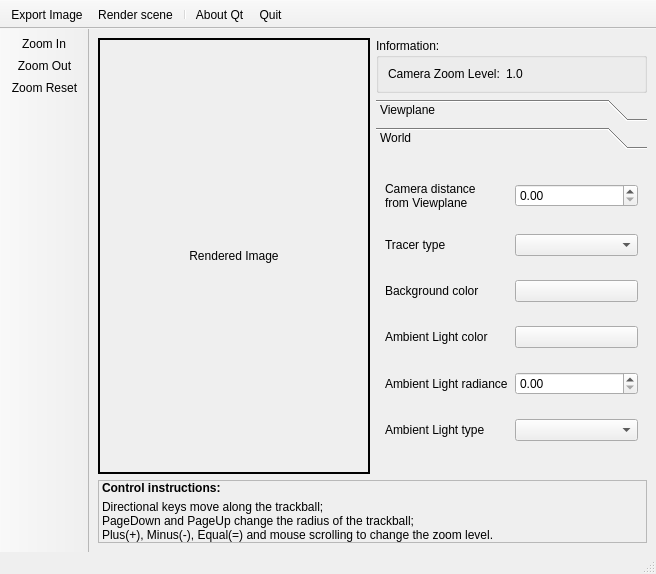
Qt form lib/mainwindow.ui (thiagowfx/raytracer-lcg-2014) before a commit.
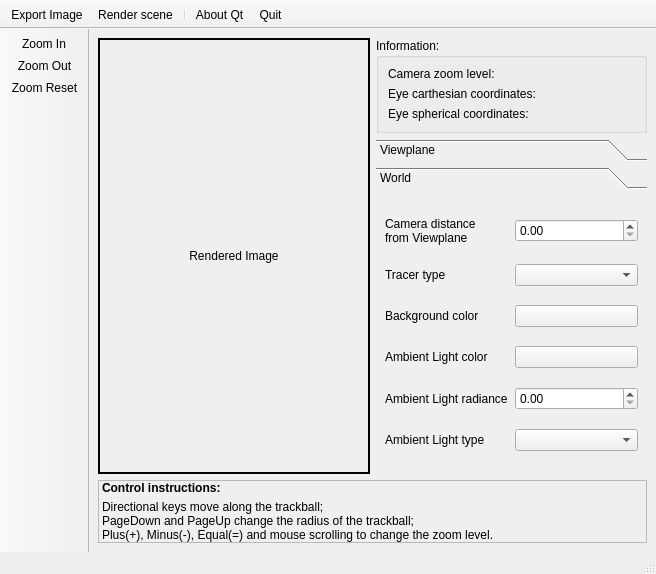
The same form after that commit. The open tabs and pages were chosen to show the change. Icons and pictures are not drawn.

Commit message: move information from status bar to the information group, change naming scheme to C++ convention

```diff
--- a/lib/mainwindow.ui
+++ b/lib/mainwindow.ui
@@ -155,8 +155,8 @@
         <rect>
          <x>0</x>
          <y>0</y>
-         <width>299</width>
-         <height>264</height>
+         <width>296</width>
+         <height>218</height>
         </rect>
        </property>
        <attribute name="label">
@@ -262,17 +262,33 @@
        <item row="0" column="0">
         <widget class="QLabel" name="zoomLevelInfoLabel">
          <property name="text">
-          <string>Camera Zoom Level:</string>
+          <string>Camera zoom level:</string>
          </property>
         </widget>
        </item>
        <item row="0" column="1">
-        <widget class="QLabel" name="zoomLevelLabel">
+        <widget class="QLabel" name="zoomLevelLabel"/>
+       </item>
+       <item row="1" column="0">
+        <widget class="QLabel" name="eyeCarthesianInfoLabel">
          <property name="text">
-          <string>1.0</string>
+          <string>Eye carthesian coordinates:</string>
          </property>
         </widget>
        </item>
+       <item row="1" column="1">
+        <widget class="QLabel" name="eyeCarthesianLabel"/>
+       </item>
+       <item row="2" column="0">
+        <widget class="QLabel" name="eyeSphericalInfoLabel">
+         <property name="text">
+          <string>Eye spherical coordinates:</string>
+         </property>
+        </widget>
+       </item>
+       <item row="2" column="1">
+        <widget class="QLabel" name="eyeSphericalLabel"/>
+       </item>
       </layout>
      </widget>
     </item>
```
Left out of the diff: 2 changed lines with no effect on the pictures. The commit also changes 2 other files.
